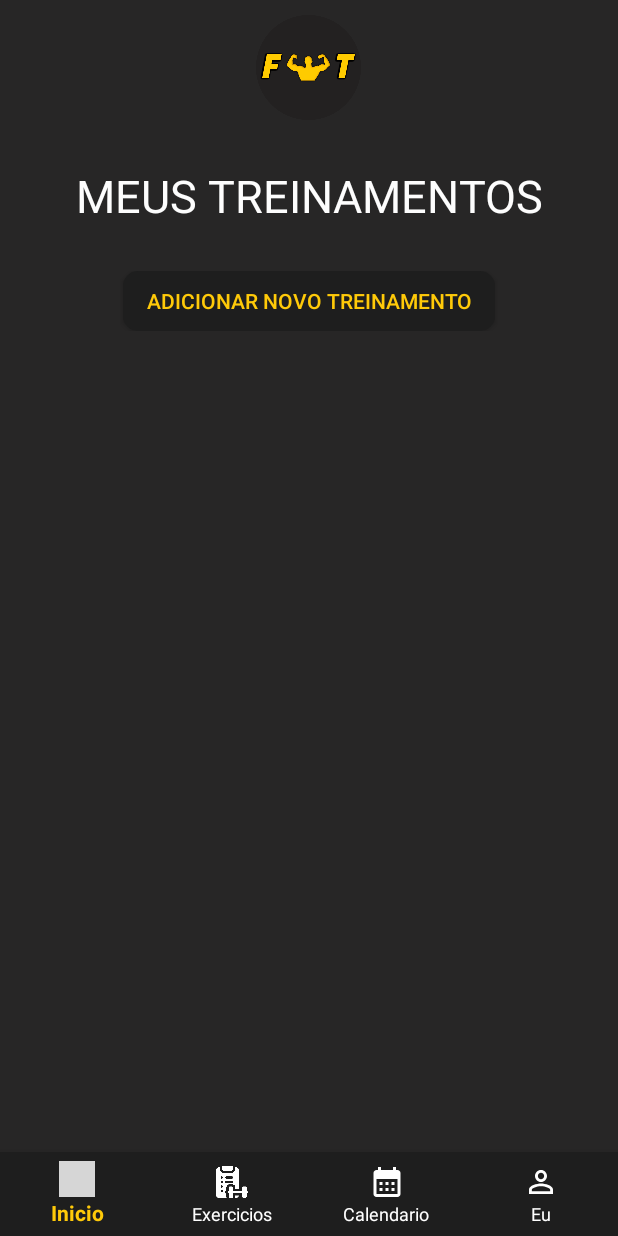
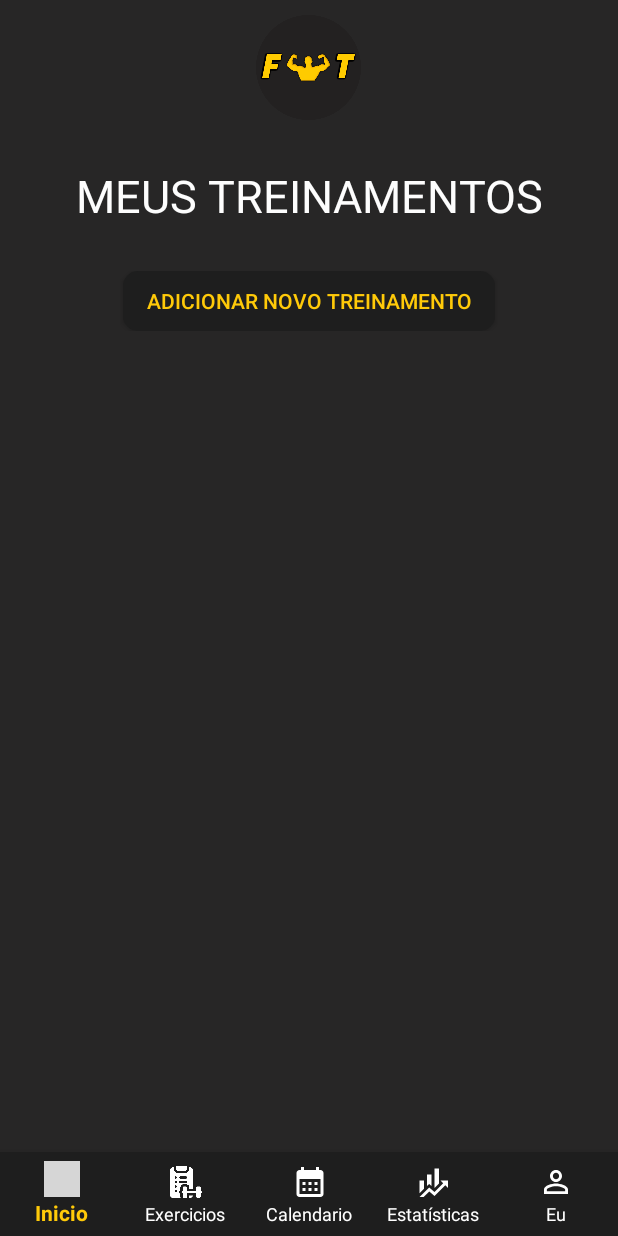
Before and after one commit to apicela/FitYourTraining, an Android app: the screen it shows after launch (HomeActivity), on a phone screen of 412 x 824 dp. Run offline under Robolectric (Android 15) with nearby library versions, the phone set to English and light mode, and no system bars; our stand-ins replace CircleImageView, Room's generated code, navigation-ui; grey boxes are pictures that could not be loaded.

Commit message:
graph_impl

```diff
--- a/app/src/main/AndroidManifest.xml
+++ b/app/src/main/AndroidManifest.xml
@@ -16,6 +16,9 @@
         android:supportsRtl="true"
         android:theme="@style/Theme.ApicelaTraining"
         tools:targetApi="31">
+        <activity
+            android:name=".ui.activitys.StatisticsActivity"
+            android:exported="false" />
         <activity
             android:name=".ui.activitys.ExecutionActivity"
             android:exported="false" />
--- /dev/null
+++ b/app/src/main/res/drawable/ic_graph.xml
@@ -0,0 +1,10 @@
+<?xml version="1.0" encoding="utf-8"?>
+<vector xmlns:android="http://schemas.android.com/apk/res/android"
+    android:width="24dp"
+    android:height="24dp"
+    android:viewportWidth="24"
+    android:viewportHeight="24">
+    <path
+        android:fillColor="@android:color/white"
+        android:pathData="M6,16.5L3,19.44V11H6M11,14.66L9.43,13.32L8,14.64V7H11M16,13L13,16V3H16M18.81,12.81L17,11H22V16L20.21,14.21L13,21.36L9.53,18.34L5.75,22H3L9.47,15.66L13,18.64" />
+</vector>
--- a/app/src/main/res/menu/btm_menu.xml
+++ b/app/src/main/res/menu/btm_menu.xml
@@ -13,7 +13,12 @@
         android:icon="@drawable/ic_calendar"
         android:title="Calendario" />
     <item
+        android:id="@+id/statisticsActivity"
+        android:icon="@drawable/ic_graph"
+        android:title="Estatísticas" />
+    <item
         android:id="@+id/profileFragment"
         android:icon="@drawable/ic_profile"
         android:title="Eu" />
+
 </menu>
--- a/app/src/main/res/navigation/navigation.xml
+++ b/app/src/main/res/navigation/navigation.xml
@@ -16,6 +16,11 @@
         android:label="fragment_profile"
         tools:layout="@layout/fragment_profile" />
     <activity
+        android:id="@+id/statisticsActivity"
+        android:name="com.apicela.training.ui.activitys.StatisticsActivity"
+        android:label="statistics_activity"
+        tools:layout="@layout/activity_statistics" />
+    <activity
         android:id="@+id/exercisesActivity"
         android:name="com.apicela.training.ui.activitys.ExerciseActivity"
         android:label="calendar_activity"
```
Also changed, not shown: app/src/main/java/com/apicela/training/ui/activitys/StatisticsActivity.kt (added, +21 -0 lines), app/src/main/res/layout/activity_statistics.xml (added, +10 -0 lines), 1 other file.
